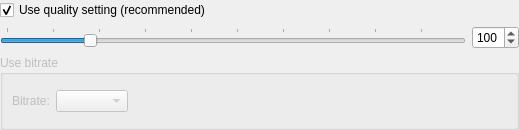
Above: formats/out_aac_config.ui from flacon/flacon before the change. Below: the same form after it.
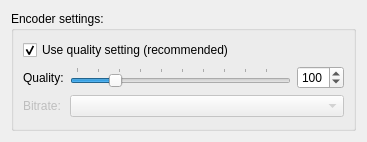
That is the form after the change.

The edit to the form file:
```diff
--- a/formats/out_aac_config.ui
+++ b/formats/out_aac_config.ui
@@ -6,26 +6,23 @@
    <rect>
     <x>0</x>
     <y>0</y>
-    <width>519</width>
-    <height>130</height>
+    <width>367</width>
+    <height>142</height>
    </rect>
   </property>
   <property name="windowTitle">
    <string>AAC encoding configuration</string>
   </property>
+  <layout class="QVBoxLayout" name="verticalLayout_2">
+   <item>
+    <widget class="QGroupBox" name="groupBox">
+     <property name="title">
+      <string extracomment="Preferences dialog: group caption">Encoder settings:</string>
+     </property>
+     <property name="flat">
+      <bool>true</bool>
+     </property>
   <layout class="QVBoxLayout" name="verticalLayout">
-   <property name="leftMargin">
-    <number>0</number>
-   </property>
-   <property name="topMargin">
-    <number>0</number>
-   </property>
-   <property name="rightMargin">
-    <number>0</number>
-   </property>
-   <property name="bottomMargin">
-    <number>0</number>
-   </property>
    <item>
     <widget class="QCheckBox" name="aacUseQualityCheck">
      <property name="text">
@@ -37,6 +34,15 @@
     </widget>
    </item>
    <item>
+       <layout class="QFormLayout" name="formLayout">
+        <item row="0" column="0">
+         <widget class="QLabel" name="qualityLabel">
+          <property name="text">
+           <string extracomment="ACC preferences: label caption">Quality:</string>
+          </property>
+         </widget>
+        </item>
+        <item row="0" column="1">
     <layout class="QHBoxLayout" name="horizontalLayout_6">
      <item>
       <widget class="QSlider" name="aacQualitySlider">
@@ -46,6 +52,12 @@
          <verstretch>0</verstretch>
         </sizepolicy>
        </property>
+            <property name="minimumSize">
+             <size>
+              <width>200</width>
+              <height>0</height>
+             </size>
+            </property>
        <property name="minimum">
         <number>10</number>
        </property>
@@ -87,32 +99,20 @@
      </item>
     </layout>
    </item>
-   <item>
-    <widget class="QGroupBox" name="aacBitrateGroup">
-     <property name="enabled">
-      <bool>false</bool>
-     </property>
-     <property name="title">
-      <string>Use bitrate</string>
-     </property>
-     <property name="checkable">
-      <bool>false</bool>
-     </property>
-     <layout class="QGridLayout" name="formLayout_3">
-      <item row="0" column="0">
-       <widget class="QLabel" name="label_3">
+        <item row="1" column="0">
+         <widget class="QLabel" name="bitrateLabel">
         <property name="enabled">
          <bool>false</bool>
         </property>
         <property name="text">
-         <string>Bitrate:</string>
+           <string extracomment="ACC preferences: label caption">Bitrate:</string>
         </property>
         <property name="buddy">
          <cstring>aacBitrateCbx</cstring>
         </property>
        </widget>
       </item>
-      <item row="0" column="1">
+        <item row="1" column="1">
        <widget class="QComboBox" name="aacBitrateCbx">
         <property name="enabled">
          <bool>false</bool>
@@ -122,18 +122,7 @@
         </property>
        </widget>
       </item>
-      <item row="0" column="2">
-       <spacer name="horizontalSpacer_5">
-        <property name="orientation">
-         <enum>Qt::Horizontal</enum>
-        </property>
-        <property name="sizeHint" stdset="0">
-         <size>
-          <width>40</width>
-          <height>20</height>
-         </size>
-        </property>
-       </spacer>
+       </layout>
       </item>
      </layout>
     </widget>
```
Left out of the diff: 81 changed lines with no effect on the pictures. Lines whose indentation alone changed are shown as unchanged.
